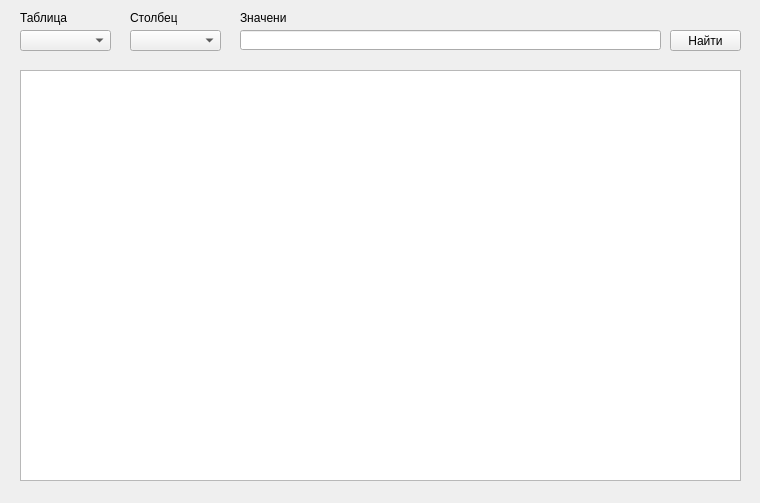
The window that layout/EditTable.ui (DiOnFire/DatabaseManager) describes before a commit, drawn with Qt 5.
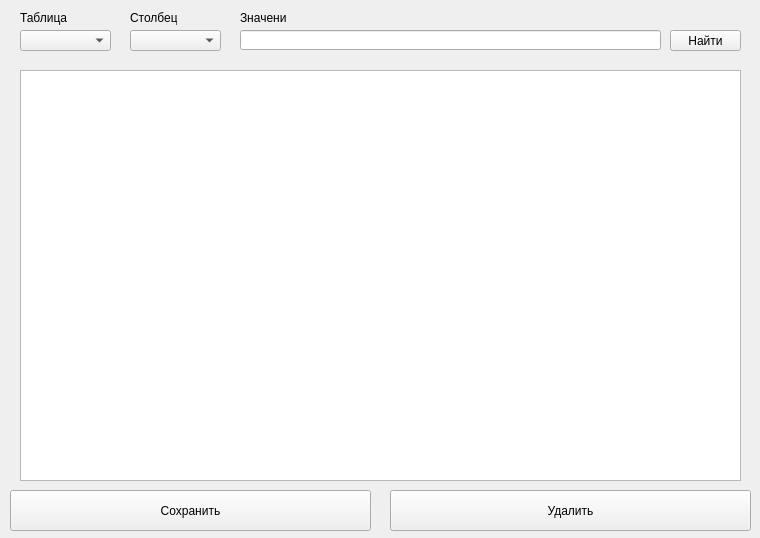
The same window after the commit.

What changed in the file:
```diff
--- a/layout/EditTable.ui
+++ b/layout/EditTable.ui
@@ -7,7 +7,7 @@
     <x>0</x>
     <y>0</y>
     <width>760</width>
-    <height>503</height>
+    <height>538</height>
    </rect>
   </property>
   <property name="windowTitle">
@@ -105,6 +105,32 @@
     </rect>
    </property>
   </widget>
+  <widget class="QPushButton" name="saveButton">
+   <property name="geometry">
+    <rect>
+     <x>10</x>
+     <y>490</y>
+     <width>361</width>
+     <height>41</height>
+    </rect>
+   </property>
+   <property name="text">
+    <string>Сохранить</string>
+   </property>
+  </widget>
+  <widget class="QPushButton" name="deleteButton">
+   <property name="geometry">
+    <rect>
+     <x>390</x>
+     <y>490</y>
+     <width>361</width>
+     <height>41</height>
+    </rect>
+   </property>
+   <property name="text">
+    <string>Удалить</string>
+   </property>
+  </widget>
  </widget>
  <resources/>
  <connections/>
```
